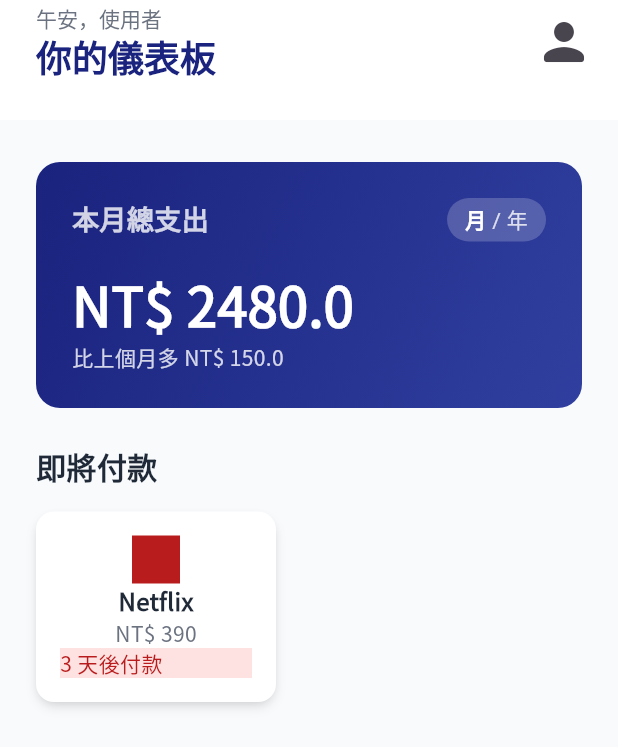
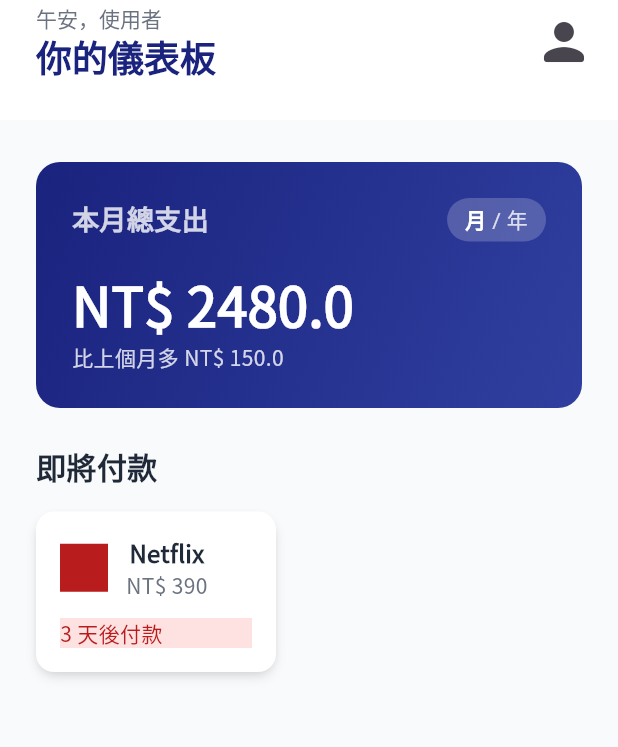
Before and after one commit to demulof/sub_butler, a Flutter app: the screen it shows after launch, on a phone screen of 412 x 824 dp. Shown: the top 747 px of the screen. Run offline on Flutter 3.47's test engine with Material 3 defaults, Android fonts, the phone set to English and light mode, and no system bars.

Commit message:
114.07.16(2)

```diff
--- a/lib/pay_soon_card.dart
+++ b/lib/pay_soon_card.dart
@@ -32,7 +32,13 @@ class PaySoonCard extends StatelessWidget {
             padding: const EdgeInsets.all(16),
             child: Column(
               children: [
-                Container(width: 32, height: 32, color: AppColors.urgentText),
+                Row(
+                  children: [
+                    Container(
+                      width: 32,
+                      height: 32,
+                      color: AppColors.urgentText,
+                    ),
                     SizedBox(width: 12),
                     Column(
                       children: [
@@ -46,10 +52,16 @@ class PaySoonCard extends StatelessWidget {
                         ),
                         Text(
                           'NT\$ 390',
-                      style: TextStyle(fontSize: 14, color: AppColors.textGray),
+                          style: TextStyle(
+                            fontSize: 14,
+                            color: AppColors.textGray,
+                          ),
                         ),
                       ],
                     ),
+                  ],
+                ),
+                SizedBox(height: 12),
                 Container(
                   width: double.infinity,
                   color: AppColors.urgentBackground,
```
Lines whose indentation alone changed are shown as unchanged.
